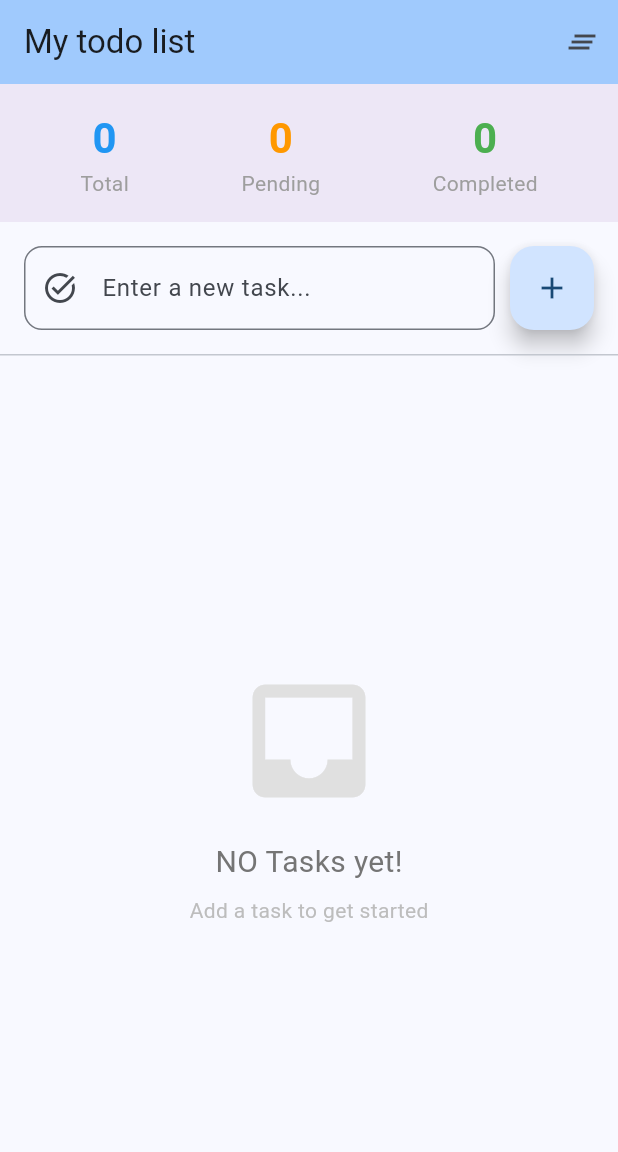
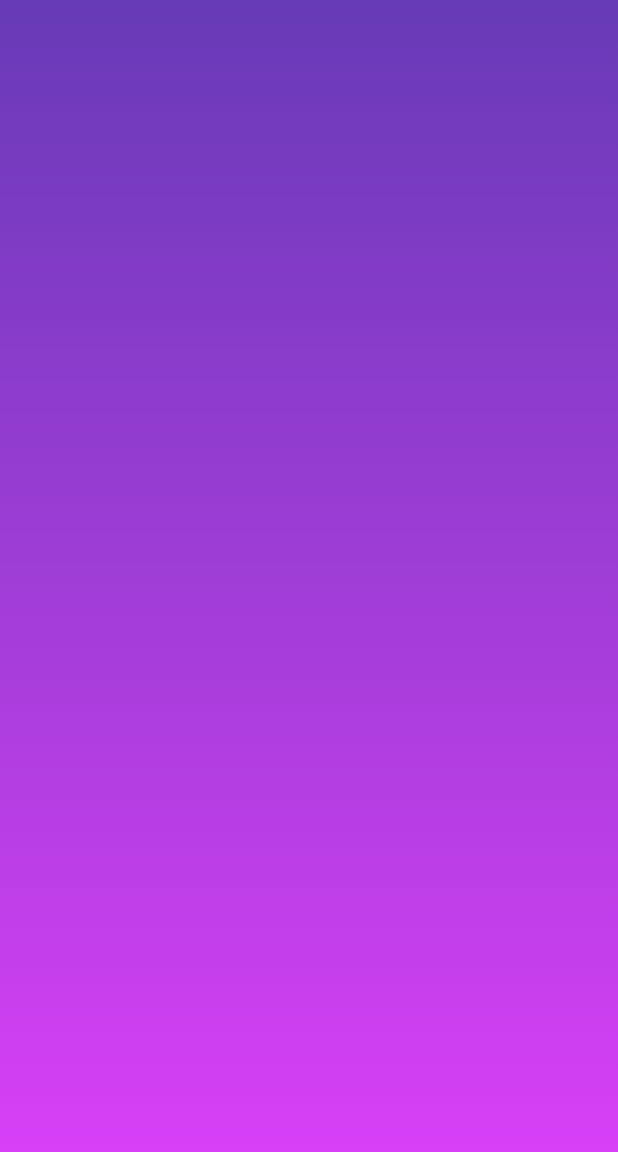
Before and after one commit to JaswanthSudha/LearnFlutter, a Flutter app: the screen it shows after launch, on a phone screen of 412 x 824 dp. Shown: the top 1152 px of the screen. Run offline on Flutter 3.47's test engine with Material 3 defaults, Android fonts, the phone set to English and light mode, and no system bars.

Commit message:
Update main.dart: Change home widget to WelcomeScreen and add gradient background

```diff
--- a/lib/main.dart
+++ b/lib/main.dart
@@ -15,7 +15,7 @@ class MyApp extends StatelessWidget {
         colorScheme: ColorScheme.fromSeed(seedColor: Colors.blue),
         useMaterial3: true,
       ),
-      home: const TodoApp(),
+      home: const WelcomeScreen(),
       debugShowCheckedModeBanner: false,
     );
   }
@@ -515,3 +515,26 @@ class TodoItem {
   bool isCompleted;
   TodoItem({required this.title, required this.isCompleted});
 }
+// Navigation Learning
+// ============================================
+// 1. WELCOME SCREEN (Landing Page)
+// ============================================
+class WelcomeScreen extends StatelessWidget {
+  const WelcomeScreen({super.key});
+
+  @override
+  Widget build(BuildContext context) {
+    return Scaffold(
+      body:Container(
+        decoration: BoxDecoration(
+          gradient: LinearGradient(
+            begin: Alignment.topCenter,
+            end:Alignment.bottomCenter,
+            colors:[Colors.deepPurple,Colors.purpleAccent]
+          )
+        ),
+      ),
+
+    );
+  }
+}
```
Also changed, not shown: 1 other file.
